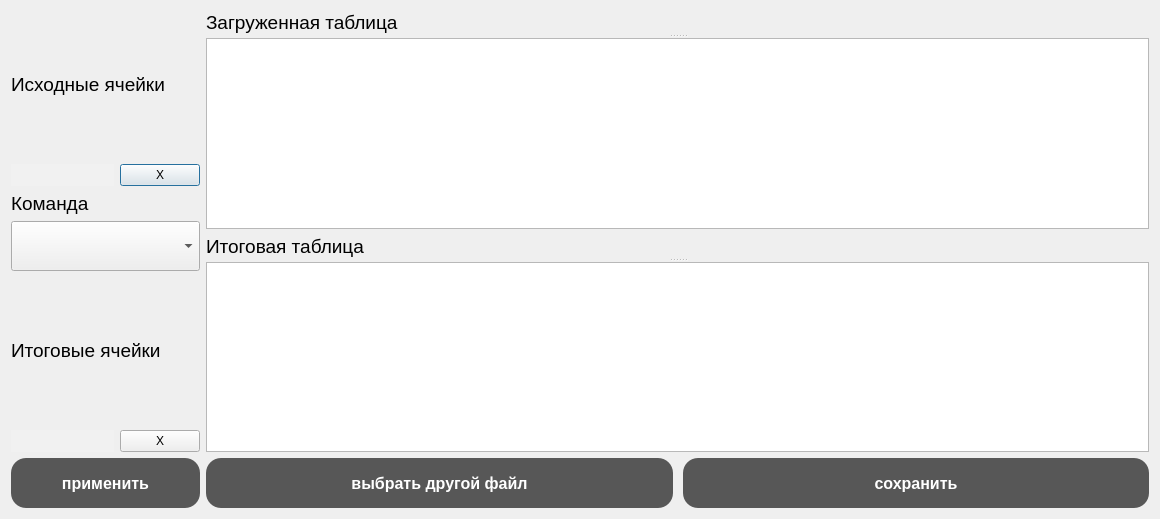
The window that dialog_3.ui (RO1T/CONVERTOR_FRONT) describes before a commit, drawn with Qt 5.
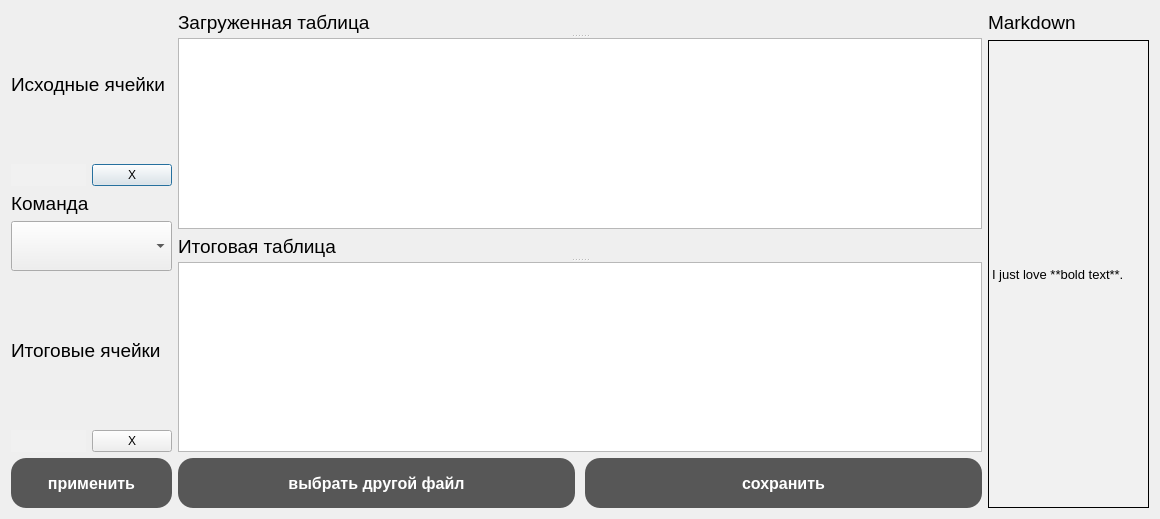
The same window after the commit.

Commit message: изменил: 1. нету окна перехода 2. упростил код с выбором конвертации 3. show_markdown показывает первые 3 столбца добавил: 1. окно с real-time markdown разметкой на каждую конвертацию (xlsx, json, md)

```diff
--- a/dialog_3.ui
+++ b/dialog_3.ui
@@ -2,6 +2,12 @@
 <ui version="4.0">
  <class>Dialog</class>
  <widget class="QDialog" name="Dialog">
+  <property name="windowModality">
+   <enum>Qt::NonModal</enum>
+  </property>
+  <property name="enabled">
+   <bool>true</bool>
+  </property>
   <property name="geometry">
    <rect>
     <x>0</x>
@@ -10,23 +16,11 @@
     <height>519</height>
    </rect>
   </property>
-  <property name="minimumSize">
-   <size>
-    <width>1160</width>
-    <height>519</height>
-   </size>
-  </property>
-  <property name="maximumSize">
-   <size>
-    <width>1160</width>
-    <height>519</height>
-   </size>
-  </property>
   <property name="windowTitle">
    <string>Dialog</string>
   </property>
-  <layout class="QGridLayout" name="gridLayout_2" columnstretch="1,5">
-   <item row="0" column="0">
+  <layout class="QHBoxLayout" name="horizontalLayout_4" stretch="1,5,1">
+   <item>
     <layout class="QVBoxLayout" name="verticalLayout_4" stretch="3,1,3,3">
      <item>
       <layout class="QVBoxLayout" name="verticalLayout_3" stretch="1,5">
@@ -192,7 +186,7 @@
      </item>
     </layout>
    </item>
-   <item row="0" column="1">
+   <item>
     <layout class="QVBoxLayout" name="verticalLayout_5" stretch="5,1">
      <item>
       <layout class="QGridLayout" name="gridLayout">
@@ -306,6 +300,61 @@
      </item>
     </layout>
    </item>
+   <item>
+    <layout class="QVBoxLayout" name="verticalLayout_6" stretch="1,20">
+     <item>
+      <widget class="QLabel" name="label_upper">
+       <property name="styleSheet">
+        <string notr="true">background-color: rgb();
+font-family: 'Gilroy';
+font-style: normal;
+font-weight: 400;
+font-size: 19px;
+line-height: 23px;
+
+color: #000000;</string>
+       </property>
+       <property name="text">
+        <string>Markdown</string>
+       </property>
+      </widget>
+     </item>
+     <item>
+      <widget class="QLabel" name="label_current">
+       <property name="maximumSize">
+        <size>
+         <width>278</width>
+         <height>16777215</height>
+        </size>
+       </property>
+       <property name="styleSheet">
+        <string notr="true">background: #F1F1F1;
+font-family: 'Gilroy';
+font-style: normal;
+font-weight: 400;
+font-size: 13px;
+line-height: 23px;
+vertical-align: top;
+text-align: left;
+color: #000000;
+</string>
+       </property>
+       <property name="frameShape">
+        <enum>QFrame::Box</enum>
+       </property>
+       <property name="text">
+        <string>I just love **bold text**.</string>
+       </property>
+       <property name="textFormat">
+        <enum>Qt::PlainText</enum>
+       </property>
+       <property name="scaledContents">
+        <bool>false</bool>
+       </property>
+      </widget>
+     </item>
+    </layout>
+   </item>
   </layout>
  </widget>
  <resources/>
```
Left out of the diff: 2 changed lines with no effect on the pictures. The commit also changes 2 other files.
